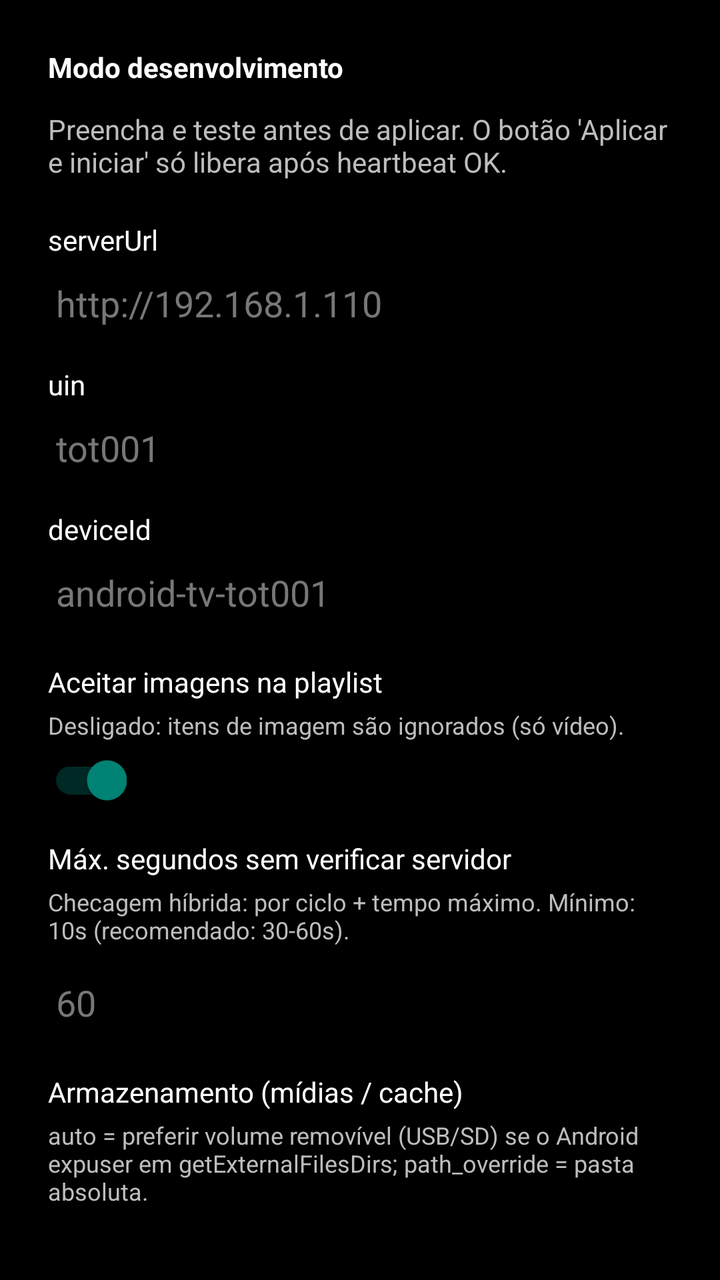
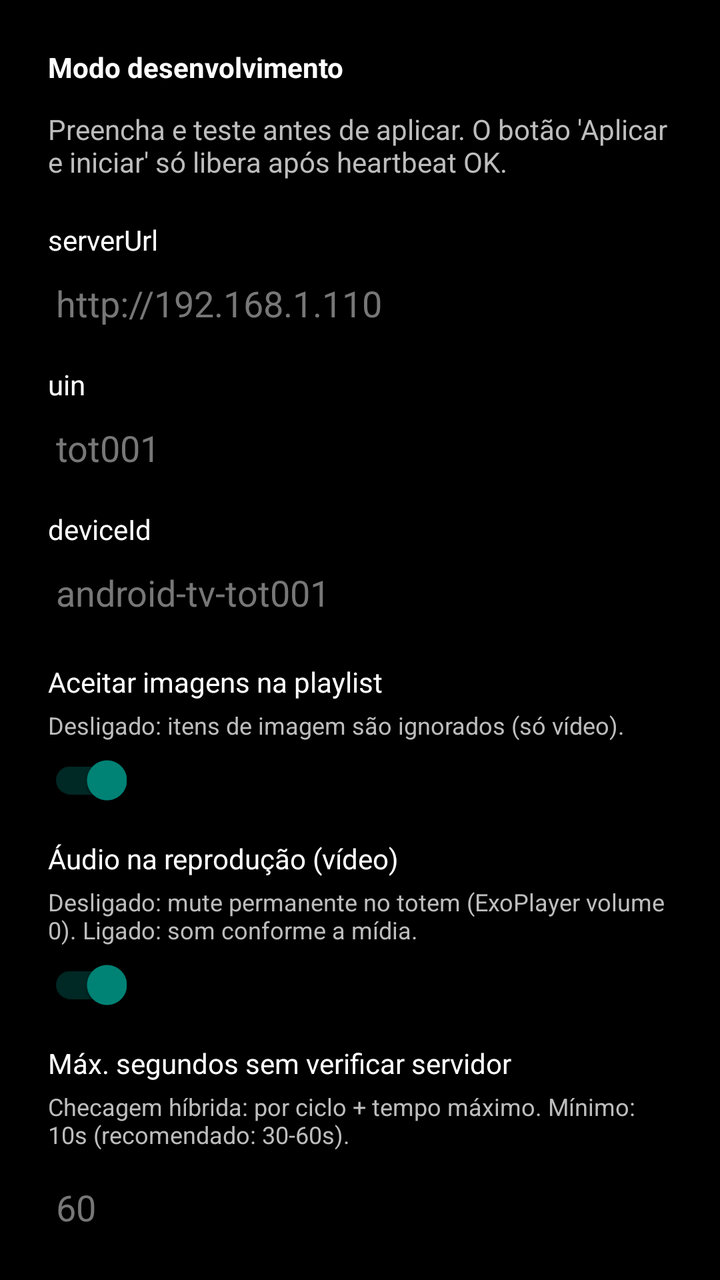

The first picture is an Android layout as it rendered before a commit; the second is the same layout after the commit. The layout source and the unified diff follow.
<!-- AndroidManifest.xml: activity theme Theme.PlayerAD -->
<!-- res/layout/activity_debug_config.xml -->
<?xml version="1.0" encoding="utf-8"?>
<ScrollView xmlns:android="http://schemas.android.com/apk/res/android"
    android:layout_width="match_parent"
    android:layout_height="match_parent"
    android:background="#000000">

    <LinearLayout
        android:layout_width="match_parent"
        android:layout_height="wrap_content"
        android:padding="24dp"
        android:orientation="vertical">

        <TextView
            android:id="@+id/textReason"
            android:layout_width="match_parent"
            android:layout_height="wrap_content"
            android:textColor="#FFFFFF"
            android:textStyle="bold"
            android:text="Modo desenvolvimento"/>

        <TextView
            android:layout_width="match_parent"
            android:layout_height="wrap_content"
            android:layout_marginTop="12dp"
            android:textColor="#BDBDBD"
            android:text="Preencha e teste antes de aplicar. O botão 'Aplicar e iniciar' só libera após heartbeat OK."/>

        <TextView
            android:layout_width="match_parent"
            android:layout_height="wrap_content"
            android:layout_marginTop="20dp"
            android:textColor="#FFFFFF"
            android:text="serverUrl"/>

        <EditText
            android:id="@+id/editServerUrl"
            android:layout_width="match_parent"
            android:layout_height="wrap_content"
            android:inputType="textUri"
            android:textColor="#FFFFFF"
            android:textColorHint="#777777"
            android:hint="http://192.168.1.110"/>

        <TextView
            android:layout_width="match_parent"
            android:layout_height="wrap_content"
            android:layout_marginTop="12dp"
            android:textColor="#FFFFFF"
            android:text="uin"/>

        <EditText
            android:id="@+id/editUin"
            android:layout_width="match_parent"
            android:layout_height="wrap_content"
            android:inputType="text"
            android:textColor="#FFFFFF"
            android:textColorHint="#777777"
            android:hint="tot001"/>

        <TextView
            android:layout_width="match_parent"
            android:layout_height="wrap_content"
            android:layout_marginTop="12dp"
            android:textColor="#FFFFFF"
            android:text="deviceId"/>

        <EditText
            android:id="@+id/editDeviceId"
            android:layout_width="match_parent"
            android:layout_height="wrap_content"
            android:inputType="text"
            android:textColor="#FFFFFF"
            android:textColorHint="#777777"
            android:hint="android-tv-tot001"/>

        <TextView
            android:layout_width="match_parent"
            android:layout_height="wrap_content"
            android:layout_marginTop="16dp"
            android:textColor="#FFFFFF"
            android:text="Aceitar imagens na playlist"/>

        <TextView
            android:layout_width="match_parent"
            android:layout_height="wrap_content"
            android:layout_marginTop="4dp"
            android:textColor="#BDBDBD"
            android:textSize="12sp"
            android:text="Desligado: itens de imagem são ignorados (só vídeo)."/>

        <androidx.appcompat.widget.SwitchCompat
            android:id="@+id/switchAcceptImages"
            android:layout_width="wrap_content"
            android:layout_height="wrap_content"
            android:layout_marginTop="6dp"
            android:checked="true"/>

        <TextView
            android:layout_width="match_parent"
            android:layout_height="wrap_content"
            android:layout_marginTop="16dp"
            android:textColor="#FFFFFF"
            android:text="Máx. segundos sem verificar servidor"/>

        <TextView
            android:layout_width="match_parent"
            android:layout_height="wrap_content"
            android:layout_marginTop="4dp"
            android:textColor="#BDBDBD"
            android:textSize="12sp"
            android:text="Checagem híbrida: por ciclo + tempo máximo. Mínimo: 10s (recomendado: 30-60s)."/>

        <EditText
            android:id="@+id/editMaxSecondsWithoutServerCheck"
            android:layout_width="match_parent"
            android:layout_height="wrap_content"
            android:layout_marginTop="6dp"
            android:inputType="number"
            android:textColor="#FFFFFF"
            android:textColorHint="#777777"
            android:hint="60"/>

        <TextView
            android:layout_width="match_parent"
            android:layout_height="wrap_content"
            android:layout_marginTop="16dp"
            android:textColor="#FFFFFF"
            android:text="Armazenamento (mídias / cache)"/>

        <TextView
            android:layout_width="match_parent"
            android:layout_height="wrap_content"
            android:layout_marginTop="4dp"
            android:textColor="#BDBDBD"
            android:textSize="12sp"
            android:text="auto = preferir volume removível (USB/SD) se o Android expuser em getExternalFilesDirs; path_override = pasta absoluta."/>

        <Spinner
            android:id="@+id/spinnerStorage"
            android:layout_width="match_parent"
            android:layout_height="wrap_content"
            android:layout_marginTop="8dp"/>

        <TextView
            android:layout_width="match_parent"
            android:layout_height="wrap_content"
            android:layout_marginTop="8dp"
            android:textColor="#FFFFFF"
            android:textSize="12sp"
            android:text="Caminho (só se path_override)"/>

        <EditText
            android:id="@+id/editStoragePath"
            android:layout_width="match_parent"
            android:layout_height="wrap_content"
            android:inputType="textUri"
            android:textColor="#FFFFFF"
            android:textColorHint="#777777"
            android:hint="/storage/.../Android/data/.../files"/>

        <TextView
            android:layout_width="match_parent"
            android:layout_height="wrap_content"
            android:layout_marginTop="20dp"
            android:textColor="#FFFFFF"
            android:textStyle="bold"
            android:text="Rede local (IPv4)"/>

        <TextView
            android:layout_width="match_parent"
            android:layout_height="wrap_content"
            android:layout_marginTop="6dp"
            android:textColor="#BDBDBD"
            android:textSize="12sp"
            android:text="Interfaces detectadas neste aparelho (eth/en = cabo, wlan = Wi‑Fi)."/>

        <TextView
            android:layout_width="match_parent"
            android:layout_height="wrap_content"
            android:layout_marginTop="10dp"
            android:textColor="#9CCC65"
            android:textSize="12sp"
            android:text="Ethernet"/>

        <TextView
            android:id="@+id/textIpEthernet"
            android:layout_width="match_parent"
            android:layout_height="wrap_content"
            android:textColor="#FFFFFF"
            android:textSize="13sp"
            android:fontFamily="monospace"
            android:text="—"/>

        <TextView
            android:layout_width="match_parent"
            android:layout_height="wrap_content"
            android:layout_marginTop="10dp"
            android:textColor="#64B5F6"
            android:textSize="12sp"
            android:text="Wi‑Fi"/>

        <TextView
            android:id="@+id/textIpWifi"
            android:layout_width="match_parent"
            android:layout_height="wrap_content"
            android:textColor="#FFFFFF"
            android:textSize="13sp"
            android:fontFamily="monospace"
            android:text="—"/>

        <TextView
            android:id="@+id/labelIpOther"
            android:layout_width="match_parent"
            android:layout_height="wrap_content"
            android:layout_marginTop="10dp"
            android:textColor="#BDBDBD"
            android:textSize="12sp"
            android:visibility="gone"
            android:text="Outras interfaces"/>

        <TextView
            android:id="@+id/textIpOther"
            android:layout_width="match_parent"
            android:layout_height="wrap_content"
            android:textColor="#FFFFFF"
            android:textSize="12sp"
            android:fontFamily="monospace"
            android:visibility="gone"
            android:text=""/>

        <TextView
            android:layout_width="match_parent"
            android:layout_height="wrap_content"
            android:layout_marginTop="20dp"
            android:textColor="#FFFFFF"
            android:textStyle="bold"
            android:text="Estado offline"/>

        <TextView
            android:layout_width="match_parent"
            android:layout_height="wrap_content"
            android:layout_marginTop="6dp"
            android:textColor="#BDBDBD"
            android:textSize="11sp"
            android:text="Fonte do plano, último DispatchPlan persistido e total de mídias locais (propagandas/vinhetas)."/>

        <TextView
            android:id="@+id/textOfflineState"
            android:layout_width="match_parent"
            android:layout_height="wrap_content"
            android:layout_marginTop="8dp"
            android:textColor="#E0E0E0"
            android:textSize="12sp"
            android:fontFamily="monospace"
            android:text="(carregar...)"/>

        <LinearLayout
            android:layout_width="match_parent"
            android:layout_height="wrap_content"
            android:orientation="horizontal"
            android:layout_marginTop="18dp">

            <Button
                android:id="@+id/btnTestHeartbeat"
                android:layout_width="0dp"
                android:layout_height="wrap_content"
                android:layout_weight="1"
                android:text="Teste heartbeat"/>

            <Button
                android:id="@+id/btnTestDispatch"
                android:layout_width="0dp"
                android:layout_height="wrap_content"
                android:layout_weight="1"
                android:layout_marginStart="12dp"
                android:text="DispatchPlan"/>
        </LinearLayout>

        <LinearLayout
            android:layout_width="match_parent"
            android:layout_height="wrap_content"
            android:orientation="horizontal"
            android:layout_marginTop="12dp">

            <Button
                android:id="@+id/btnApplyAndStart"
                android:layout_width="0dp"
                android:layout_height="wrap_content"
                android:layout_weight="1"
                android:text="Aplicar e iniciar"/>

            <Button
                android:id="@+id/btnStartWithoutSave"
                android:layout_width="0dp"
                android:layout_height="wrap_content"
                android:layout_weight="1"
                android:layout_marginStart="12dp"
                android:text="Iniciar sem salvar"/>
        </LinearLayout>

        <TextView
            android:id="@+id/textStatus"
            android:layout_width="match_parent"
            android:layout_height="wrap_content"
            android:layout_marginTop="18dp"
            android:textColor="#FFFFFF"
            android:textSize="12sp"
            android:text="Status..."/>

        <TextView
            android:layout_width="match_parent"
            android:layout_height="wrap_content"
            android:layout_marginTop="24dp"
            android:textColor="#FFFFFF"
            android:textStyle="bold"
            android:text="Registo operacional"/>

        <TextView
            android:layout_width="match_parent"
            android:layout_height="wrap_content"
            android:layout_marginTop="6dp"
            android:textColor="#BDBDBD"
            android:textSize="11sp"
            android:text="Ações, erros e recebimento de DispatchPlan (data/hora). Ficheiro privado em filesDir do app."/>

        <LinearLayout
            android:layout_width="match_parent"
            android:layout_height="wrap_content"
            android:orientation="horizontal"
            android:layout_marginTop="10dp">

            <Button
                android:id="@+id/btnRefreshOperationalLog"
                android:layout_width="0dp"
                android:layout_height="wrap_content"
                android:layout_weight="1"
                android:text="Atualizar registo"/>

            <Button
                android:id="@+id/btnClearOperationalLog"
                android:layout_width="0dp"
                android:layout_height="wrap_content"
                android:layout_weight="1"
                android:layout_marginStart="12dp"
                android:text="Limpar registo"/>
        </LinearLayout>

        <ScrollView
            android:layout_width="match_parent"
            android:layout_height="320dp"
            android:layout_marginTop="8dp"
            android:fillViewport="true"
            android:background="#1A1A1A">

            <TextView
                android:id="@+id/textOperationalLog"
                android:layout_width="match_parent"
                android:layout_height="wrap_content"
                android:padding="10dp"
                android:textColor="#E0E0E0"
                android:textSize="10sp"
                android:fontFamily="monospace"
                android:textIsSelectable="true"
                android:text="(carregar…)"/>
        </ScrollView>

    </LinearLayout>
</ScrollView>
<!-- resources referenced by this layout -->
<resources>
  <style name="Theme.PlayerAD" parent="Theme.AppCompat.Light.NoActionBar">
          <item name="android:windowFullscreen">true</item>
          <item name="android:showOnLockScreen">true</item>
      </style>
</resources>

<!-- the commit's change to res/layout/activity_debug_config.xml (unified diff, before → after) -->
@@ -90,6 +90,28 @@
 
         <androidx.appcompat.widget.SwitchCompat
             android:id="@+id/switchAcceptImages"
+            android:layout_width="wrap_content"
+            android:layout_height="wrap_content"
+            android:layout_marginTop="6dp"
+            android:checked="true"/>
+
+        <TextView
+            android:layout_width="match_parent"
+            android:layout_height="wrap_content"
+            android:layout_marginTop="16dp"
+            android:textColor="#FFFFFF"
+            android:text="Áudio na reprodução (vídeo)"/>
+
+        <TextView
+            android:layout_width="match_parent"
+            android:layout_height="wrap_content"
+            android:layout_marginTop="4dp"
+            android:textColor="#BDBDBD"
+            android:textSize="12sp"
+            android:text="Desligado: mute permanente no totem (ExoPlayer volume 0). Ligado: som conforme a mídia."/>
+
+        <androidx.appcompat.widget.SwitchCompat
+            android:id="@+id/switchAllowPlaybackAudio"
             android:layout_width="wrap_content"
             android:layout_height="wrap_content"
             android:layout_marginTop="6dp"
